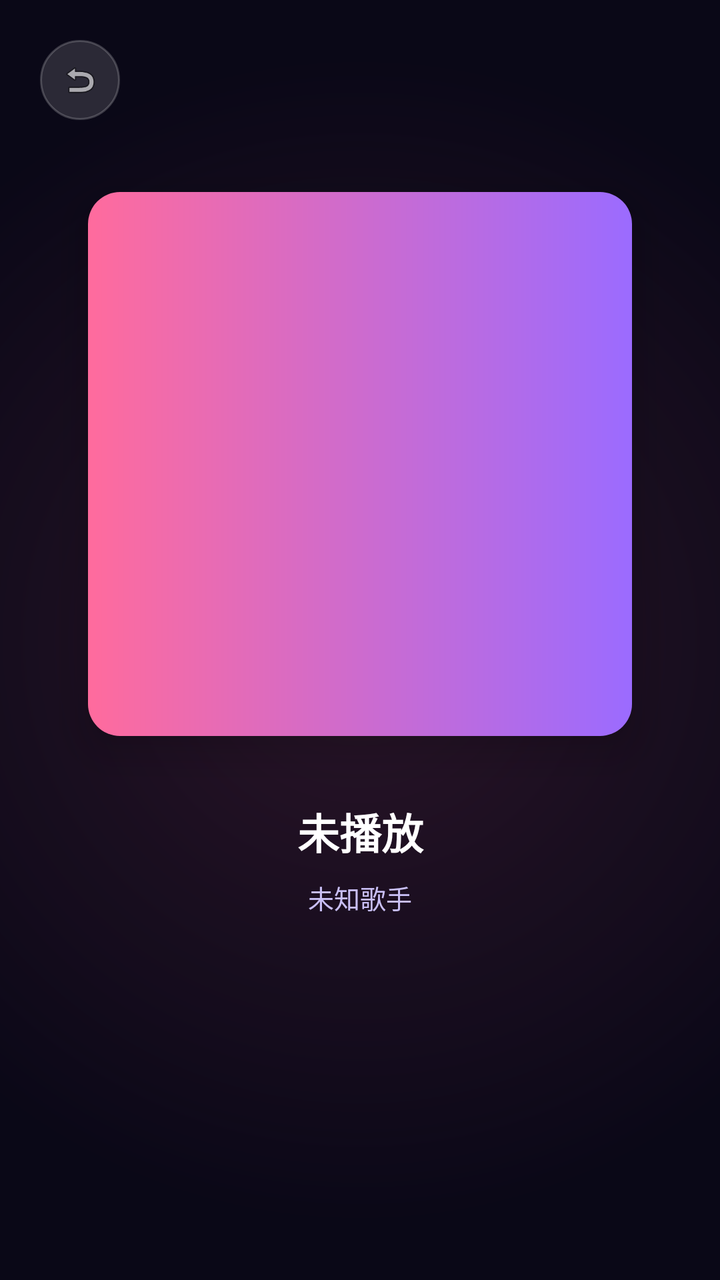
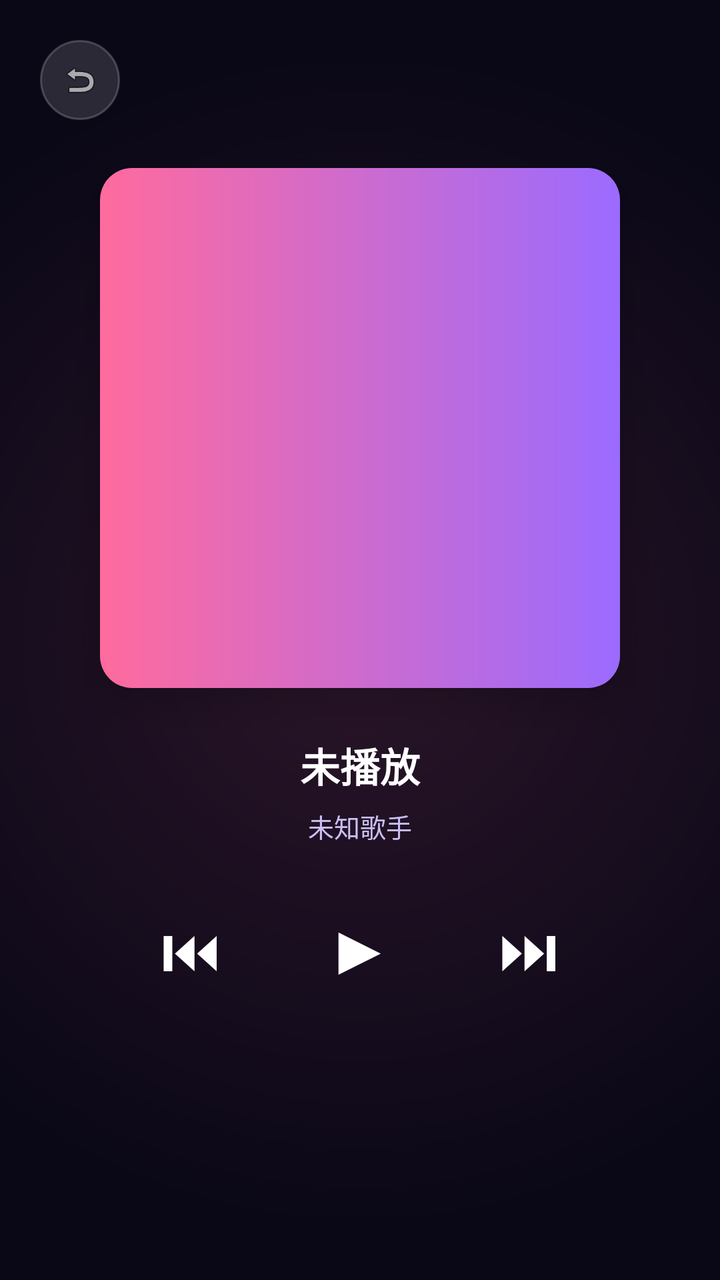

Screens rendered from an Android XML layout before and after an edit, with the pre-edit source and the edit as a unified diff.
<!-- AndroidManifest.xml: application theme Theme.XuanYin -->
<!-- res/layout/activity_player.xml -->
<?xml version="1.0" encoding="utf-8"?>
<FrameLayout xmlns:android="http://schemas.android.com/apk/res/android"
    android:layout_width="match_parent" android:layout_height="match_parent"
    android:background="@color/bg_deep">
    <ImageView android:id="@+id/pulse" android:layout_width="match_parent"
        android:layout_height="match_parent" android:background="@drawable/bg_glow" android:alpha="0.5" />
    <LinearLayout android:orientation="vertical" android:padding="20dp"
        android:layout_width="match_parent" android:layout_height="match_parent">
        <ImageView android:id="@+id/btn_back" android:layout_width="40dp"
            android:layout_height="40dp" android:padding="10dp"
            android:src="@android:drawable/ic_menu_revert" android:background="@drawable/bg_search" />
        <ImageView android:id="@+id/iv_cover" android:layout_gravity="center"
            android:layout_marginTop="36dp" android:layout_width="272dp" android:layout_height="272dp"
            android:background="@drawable/bg_gradient_button" android:scaleType="centerCrop"
            android:elevation="12dp" />
        <TextView android:id="@+id/tv_title" android:layout_width="match_parent"
            android:layout_height="wrap_content" android:layout_marginTop="32dp"
            android:gravity="center" android:text="未播放" android:textColor="@color/white"
            android:textSize="21sp" android:textStyle="bold" />
        <TextView android:id="@+id/tv_artist" android:layout_width="match_parent"
            android:layout_height="wrap_content" android:layout_marginTop="8dp"
            android:gravity="center" android:text="未知歌手"
            android:textColor="@color/sub_text" android:textSize="13sp" />
        <androidx.recyclerview.widget.RecyclerView android:id="@+id/rv_result"
            android:layout_marginTop="24dp" android:layout_width="match_parent"
            android:layout_height="0dp" android:layout_weight="1" />
    </LinearLayout>
</FrameLayout>
<!-- resources referenced by this layout -->
<resources>
  <color name="bg_deep">#0A0817</color>
  <color name="sub_text">#C9BFF5</color>
  <color name="white">#FFFFFF</color>
  <!-- drawable bg_glow (drawable) -->
  <?xml version="1.0" encoding="utf-8"?>
  <shape xmlns:android="http://schemas.android.com/apk/res/android">
      <gradient android:type="radial"
          android:gradientRadius="300dp"
          android:startColor="#44FF6B9D"
          android:endColor="#00000000" />
  </shape>
  <!-- drawable bg_gradient_button (drawable) -->
  <?xml version="1.0" encoding="utf-8"?>
  <shape xmlns:android="http://schemas.android.com/apk/res/android">
      <corners android:radius="16dp" />
      <gradient android:angle="0" android:startColor="#FF6B9D" android:endColor="#9B6BFF" />
  </shape>
  <!-- drawable bg_search (drawable) -->
  <?xml version="1.0" encoding="utf-8"?>
  <shape xmlns:android="http://schemas.android.com/apk/res/android">
      <corners android:radius="999dp" />
      <solid android:color="#22FFFFFF" />
      <stroke android:width="1dp" android:color="#33FFFFFF" />
  </shape>
  <style name="Theme.XuanYin" parent="Theme.MaterialComponents.DayNight.NoActionBar">
          <item name="android:windowBackground">@color/bg_deep</item>
          <item name="android:statusBarColor">@color/bg_deep</item>
          <item name="android:navigationBarColor">@color/bg_deep</item>
          <item name="android:windowAnimationStyle">@style/WindowAnim</item>
          <item name="android:windowLightStatusBar">false</item>
      </style>
  <style name="WindowAnim" parent="@android:style/Animation.Activity">
          <item name="android:activityOpenEnterAnimation">@anim/fade_in</item>
          <item name="android:activityOpenExitAnimation">@anim/fade_out</item>
          <item name="android:activityCloseEnterAnimation">@anim/fade_in</item>
          <item name="android:activityCloseExitAnimation">@anim/fade_out</item>
      </style>
</resources>

<!-- the commit's change to res/layout/activity_player.xml (unified diff, before → after) -->
@@ -6,23 +6,46 @@
         android:layout_height="match_parent" android:background="@drawable/bg_glow" android:alpha="0.5" />
     <LinearLayout android:orientation="vertical" android:padding="20dp"
         android:layout_width="match_parent" android:layout_height="match_parent">
+
         <ImageView android:id="@+id/btn_back" android:layout_width="40dp"
             android:layout_height="40dp" android:padding="10dp"
-            android:src="@android:drawable/ic_menu_revert" android:background="@drawable/bg_search" />
+            android:src="@android:drawable/ic_menu_revert"
+            android:background="@drawable/bg_search" />
+
         <ImageView android:id="@+id/iv_cover" android:layout_gravity="center"
-            android:layout_marginTop="36dp" android:layout_width="272dp" android:layout_height="272dp"
-            android:background="@drawable/bg_gradient_button" android:scaleType="centerCrop"
-            android:elevation="12dp" />
+            android:layout_marginTop="24dp" android:layout_width="260dp" android:layout_height="260dp"
+            android:background="@drawable/bg_gradient_button"
+            android:scaleType="centerCrop" android:elevation="12dp" />
+
         <TextView android:id="@+id/tv_title" android:layout_width="match_parent"
-            android:layout_height="wrap_content" android:layout_marginTop="32dp"
+            android:layout_height="wrap_content" android:layout_marginTop="24dp"
             android:gravity="center" android:text="未播放" android:textColor="@color/white"
-            android:textSize="21sp" android:textStyle="bold" />
+            android:textSize="20sp" android:textStyle="bold" />
         <TextView android:id="@+id/tv_artist" android:layout_width="match_parent"
-            android:layout_height="wrap_content" android:layout_marginTop="8dp"
+            android:layout_height="wrap_content" android:layout_marginTop="6dp"
             android:gravity="center" android:text="未知歌手"
             android:textColor="@color/sub_text" android:textSize="13sp" />
+
+        
+        <LinearLayout android:orientation="horizontal" android:gravity="center"
+            android:layout_marginTop="18dp" android:layout_width="match_parent"
+            android:layout_height="wrap_content">
+            <TextView android:id="@+id/btn_prev"
+                android:layout_width="wrap_content" android:layout_height="wrap_content"
+                android:paddingHorizontal="26dp" android:paddingVertical="8dp"
+                android:text="⏮" android:textColor="#FFFFFF" android:textSize="30sp" />
+            <TextView android:id="@+id/btn_play"
+                android:layout_width="wrap_content" android:layout_height="wrap_content"
+                android:paddingHorizontal="26dp" android:paddingVertical="8dp"
+                android:text="▶" android:textColor="#FFFFFF" android:textSize="36sp" />
+            <TextView android:id="@+id/btn_next"
+                android:layout_width="wrap_content" android:layout_height="wrap_content"
+                android:paddingHorizontal="26dp" android:paddingVertical="8dp"
+                android:text="⏭" android:textColor="#FFFFFF" android:textSize="30sp" />
+        </LinearLayout>
+
         <androidx.recyclerview.widget.RecyclerView android:id="@+id/rv_result"
-            android:layout_marginTop="24dp" android:layout_width="match_parent"
+            android:layout_marginTop="18dp" android:layout_width="match_parent"
             android:layout_height="0dp" android:layout_weight="1" />
     </LinearLayout>
 </FrameLayout>
